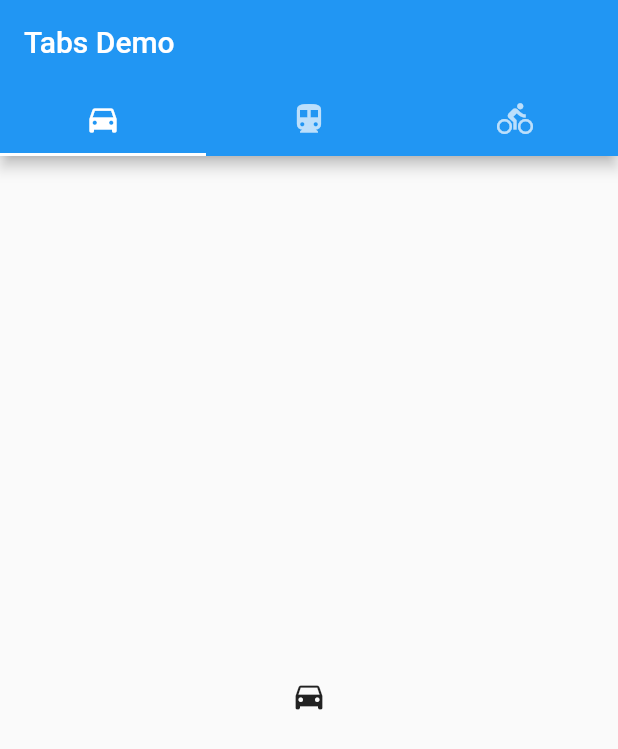
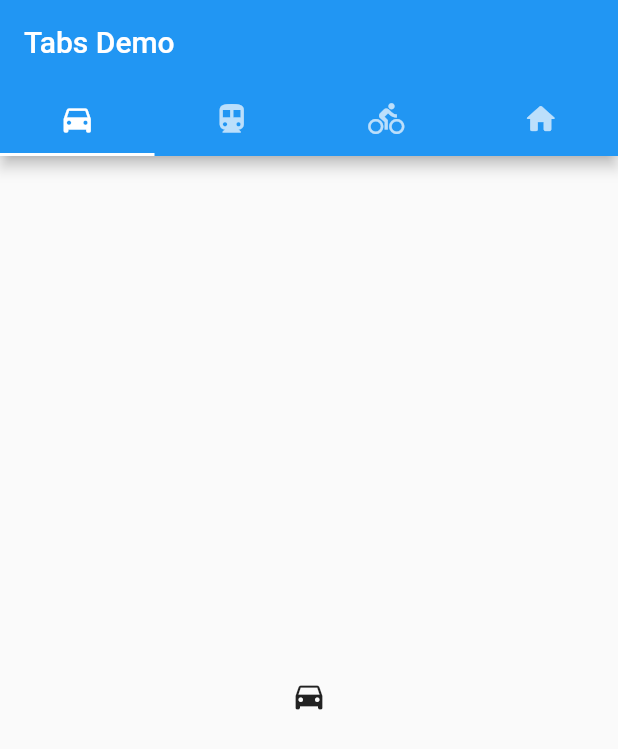
Before and after one commit to Delightfully-Nerdy/tabs, a Flutter app: the screen it shows after launch, on a phone screen of 412 x 824 dp. Shown: the top 749 px of the screen. Run offline on Flutter 3.47's test engine with Material 2 defaults, Android fonts, the phone set to English and light mode, and no system bars.

```diff
--- a/lib/main.dart
+++ b/lib/main.dart
@@ -9,7 +9,7 @@ class TabBarDemo extends StatelessWidget {
   Widget build(BuildContext context) {
     return MaterialApp(
       home: DefaultTabController(
-        length: 3,
+        length: 4,
         child: Scaffold(
           appBar: AppBar(
             bottom: TabBar(
@@ -17,6 +17,7 @@ class TabBarDemo extends StatelessWidget {
                 Tab(icon: Icon(Icons.directions_car)),
                 Tab(icon: Icon(Icons.directions_transit)),
                 Tab(icon: Icon(Icons.directions_bike)),
+                Tab(icon: Icon(Icons.home_rounded)),
               ],
             ),
             title: Text('Tabs Demo'),
@@ -26,6 +27,7 @@ class TabBarDemo extends StatelessWidget {
               Icon(Icons.directions_car),
               Icon(Icons.directions_transit),
               Icon(Icons.directions_bike),
+              Icon(Icons.home_rounded),
             ],
           ),
         ),
```
